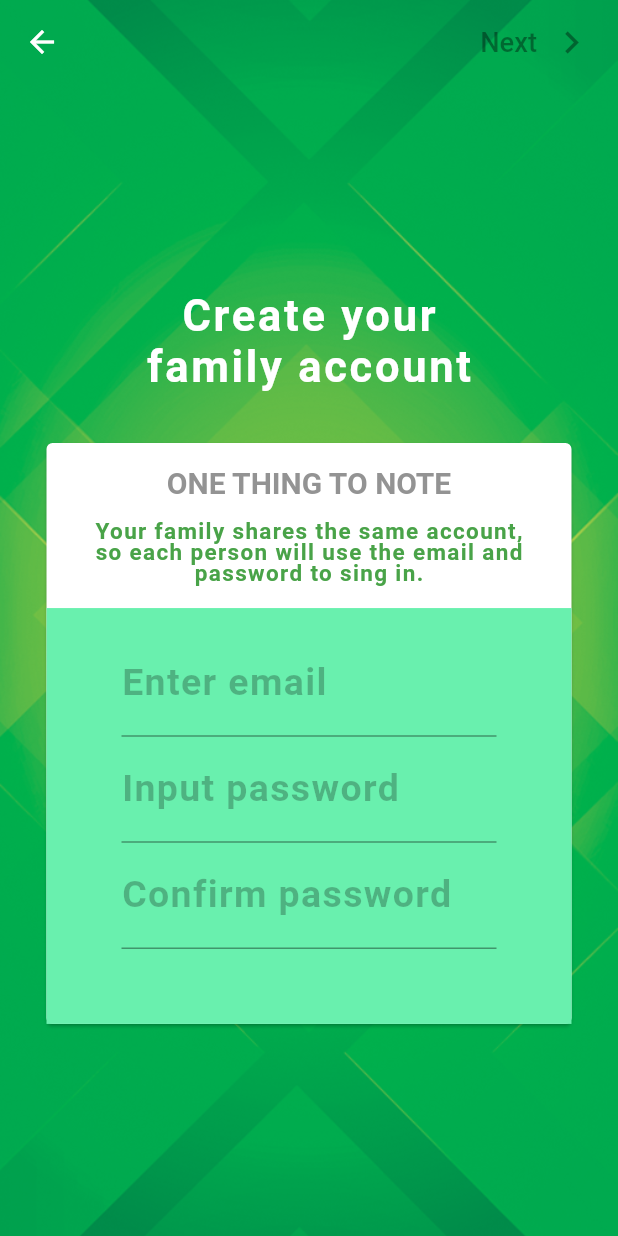
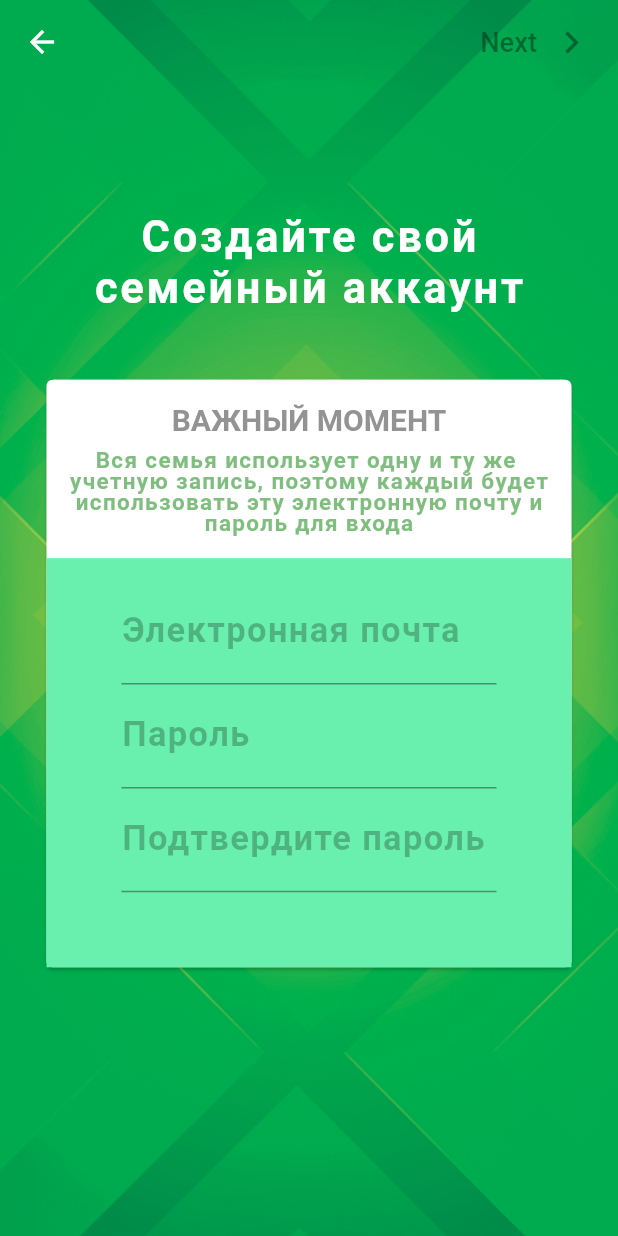
Before and after one commit to Horoshev36/family_organizer, a Flutter app: the CreateFamilyAccount screen opened directly, on a phone screen of 412 x 824 dp. Run offline on Flutter 3.47's test engine with Material 2 defaults, Android fonts, the phone set to English and light mode, and no system bars.

Commit message:
Translate screens

```diff
--- a/lib/SingInUp/ChooseInUp.dart
+++ b/lib/SingInUp/ChooseInUp.dart
@@ -1,11 +1,10 @@
 import 'package:flutter/material.dart';
-void doSome(){
-}
 
-class ChooseInUp extends StatelessWidget{
+void doSome() {}
+
+class ChooseInUp extends StatelessWidget {
   @override
   Widget build(BuildContext context) {
-
     return Stack(// <-- STACK AS THE SCAFFOLD PARENT
         children: [
       Container(
@@ -22,7 +21,7 @@ class ChooseInUp extends StatelessWidget{
           child: new Column(
             children: <Widget>[
               Container(
-                      padding: new EdgeInsets.fromLTRB(30.0,35.0,30.0,10.0),
+                  padding: new EdgeInsets.fromLTRB(30.0, 35.0, 30.0, 10.0),
                   child: FlutterLogo(size: 100)),
               new Text('Family Organizer',
                   style: new TextStyle(
@@ -31,13 +30,13 @@ class ChooseInUp extends StatelessWidget{
                       fontFamily: 'Roboto',
                       fontWeight: FontWeight.bold)),
               new SizedBox(height: 40.0),
-                  new Text('Simplifying Everyday',
+              new Text('Упростите Свою',
                   style: new TextStyle(
                       fontSize: 19.0,
                       color: Colors.black54,
                       fontFamily: 'Roboto',
                       fontWeight: FontWeight.bold)),
-                  new Text('Family Life',
+              new Text('Семейную Жизнь',
                   style: new TextStyle(
                       fontSize: 19.0,
                       color: Colors.black54,
@@ -47,7 +46,6 @@ class ChooseInUp extends StatelessWidget{
               new SizedBox(
                 height: 20.0,
               ),
-
               SizedBox(
                 width: 300.0,
                 height: 40.0,
@@ -57,11 +55,13 @@ class ChooseInUp extends StatelessWidget{
                     splashColor: Colors.green,
                     onPressed: doSome,
                     child: Text(
-                          'Get My Family Started',
+                      'Создать Аккаунт Семьи',
                       style: TextStyle(fontSize: 20.0),
                     )),
               ),
-                  new SizedBox(height: 10.0,),
+              new SizedBox(
+                height: 10.0,
+              ),
               SizedBox(
                 width: 300.0,
                 height: 40.0,
@@ -71,11 +71,10 @@ class ChooseInUp extends StatelessWidget{
                     splashColor: Colors.green,
                     onPressed: doSome,
                     child: Text(
-                          'Existing Family Account',
+                      'Войти в Аккаунт Семьи',
                       style: TextStyle(fontSize: 20.0),
                     )),
               ),
-
             ],
           ),
         ),
--- a/lib/SingInUp/CreateFamilyAccount.dart
+++ b/lib/SingInUp/CreateFamilyAccount.dart
@@ -1,4 +1,6 @@
 import 'package:flutter/material.dart';
+
+var pass;
 
 class CustomTextStyle {
   static TextStyle headers(BuildContext context) {
@@ -53,13 +55,13 @@ class CreateFamilyAccountState extends State<CreateFamilyAccount> {
             child: new Column(
               children: <Widget>[
                 new Text(
-                  'Create your',
+                  'Создайте свой',
                   style: CustomTextStyle.headers(context),
                 ),
-                new Text('family account',
+                new Text('семейный аккаунт',
                     style: CustomTextStyle.headers(context)),
                 new SizedBox(
-                  height: 30.0,
+                  height: 40.0,
                 ),
                 new Card(
                   child: Column(
@@ -72,21 +74,27 @@ class CreateFamilyAccountState extends State<CreateFamilyAccount> {
                         child: Column(
                           children: <Widget>[
                             new Text(
-                              'ONE THING TO NOTE',
+                              'ВАЖНЫЙ МОМЕНТ',
                               style: TextStyle(
                                   fontSize: 20.0,
                                   fontWeight: FontWeight.bold,
                                   color: Color.fromRGBO(120, 120, 120, 0.8)),
                             ),
                             SizedBox(
-                              height: 15.0,
+                              height: 10.0,
                             ),
-                            new Text('Your family shares the same account,',
-                                style: toTextDescription(15.0, 73, 163, 72, 1)),
-                            new Text('so each person will use the email and',
-                                style: toTextDescription(15.0, 73, 163, 72, 1)),
-                            new Text('password to sing in.',
-                                style: toTextDescription(15.0, 73, 163, 72, 1))
+                            new Text('Вся семья использует одну и ту же ',
+                                style:
+                                    toTextDescription(15.0, 73, 163, 72, 0.7)),
+                            new Text('учетную запись, поэтому каждый будет',
+                                style:
+                                    toTextDescription(15.0, 73, 163, 72, 0.7)),
+                            new Text('использовать эту электронную почту и',
+                                style:
+                                    toTextDescription(15.0, 73, 163, 72, 0.7)),
+                            new Text('пароль для входа',
+                                style:
+                                    toTextDescription(15.0, 73, 163, 72, 0.7))
                           ],
                         ),
                       ),
@@ -100,10 +108,13 @@ class CreateFamilyAccountState extends State<CreateFamilyAccount> {
                                 MyForm(),
                               ],
                             )),
-                      )
+                      ),
                     ],
                   ),
                 ),
+                SizedBox(
+                  height: 90.0,
+                )
               ],
             ),
           ),
@@ -137,10 +148,10 @@ class _MyFormState extends State<MyForm> {
         children: <Widget>[
           TextFormField(
               decoration: InputDecoration(
-                labelText: 'Enter email',
+                labelText: 'Электронная почта',
                 labelStyle: TextStyle(
                     color: Colors.black26,
-                    fontSize: 25,
+                    fontSize: 23,
                     fontWeight: FontWeight.bold),
               ),
               style: TextStyle(
@@ -151,15 +162,15 @@ class _MyFormState extends State<MyForm> {
                   height: 1.2),
               // ignore: missing_return
               validator: (value) {
-                if (value.isEmpty) return 'Please input your name';
+                if (value.isEmpty) return 'Введите адрес электронной почты';
               }),
           TextFormField(
               obscureText: true,
               decoration: InputDecoration(
-                  labelText: 'Input password',
+                  labelText: 'Пароль',
                   labelStyle: TextStyle(
                       color: Colors.black26,
-                      fontSize: 25,
+                      fontSize: 23,
                       fontWeight: FontWeight.bold)),
               style: TextStyle(
                   fontSize: 20,
@@ -169,15 +180,16 @@ class _MyFormState extends State<MyForm> {
                   height: 1.2),
               // ignore: missing_return
               validator: (value) {
-                if (value.isEmpty) return 'Please input your name';
+                pass = value;
+                if (value.isEmpty) return 'Введите пароль для входа';
               }),
           TextFormField(
               obscureText: true,
               decoration: InputDecoration(
-                  labelText: 'Confirm password',
+                  labelText: 'Подтвердите пароль',
                   labelStyle: TextStyle(
                       color: Colors.black26,
-                      fontSize: 25,
+                      fontSize: 23,
                       fontWeight: FontWeight.bold)),
               style: TextStyle(
                   fontSize: 20,
@@ -188,7 +200,9 @@ class _MyFormState extends State<MyForm> {
 
               // ignore: missing_return
               validator: (value) {
-                if (value.isEmpty) return 'Please input your name';
+                if ((value.isEmpty) || (value != pass))
+                  return 'Подтвердите пароль';
+                //need to do normal
               }),
           SizedBox(
             height: 35,
--- a/lib/main.dart
+++ b/lib/main.dart
@@ -2,7 +2,5 @@ import 'package:familyorganizer/SingInUp/ChooseInUp.dart';
 import 'package:familyorganizer/SingInUp/CreateFamilyAccount.dart';
 import 'package:flutter/material.dart';
 
-
-void main() => runApp(new MaterialApp(
-    debugShowCheckedModeBanner: false,
-    home: CreateFamilyAccount()));
+void main() => runApp(
+    new MaterialApp(debugShowCheckedModeBanner: false, home: ChooseInUp()));
--- a/pubspec.yaml
+++ b/pubspec.yaml
@@ -22,7 +22,7 @@ dependencies:
 
   # The following adds the Cupertino Icons font to your application.
   # Use with the CupertinoIcons class for iOS style icons.
-  cupertino_icons: ^0.1.2
+  cupertino_icons: ^1.0.3
 
 dev_dependencies:
   flutter_test:
@@ -44,6 +44,7 @@ flutter:
   assets:
     - assets/bg.jpg
     - assets/greenBg.png
+    - assets/strings.dart
 
   # An image asset can refer to one or more resolution-specific "variants", see
   # https://flutter.dev/assets-and-images/#resolution-aware.
```
Also changed, not shown: assets/strings.dart (added), pubspec.lock. Lines whose indentation alone changed are shown as unchanged.
